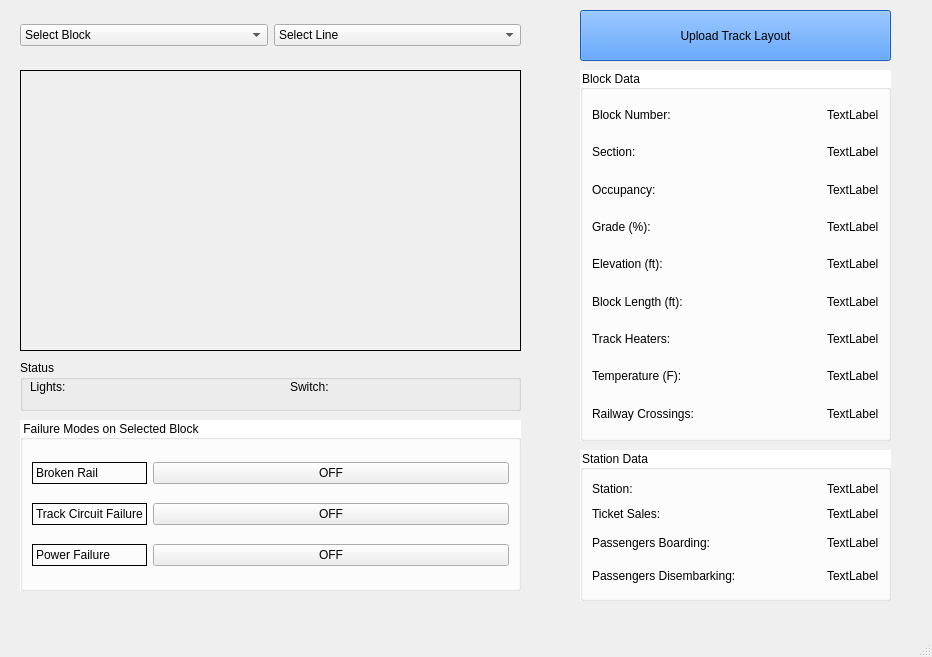
This is Track Model/Track_Model.ui in asmithie13/ECE-1140 as Qt 5 draws it before an edit. The edited form follows.
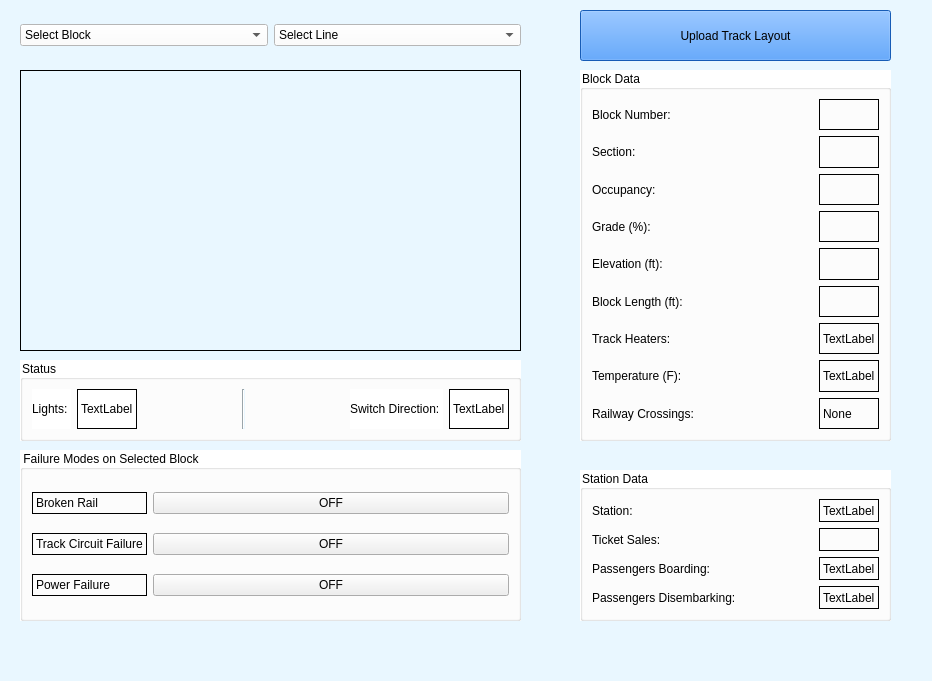
This is the edited form. Icons and pictures are not drawn.

Commit message: basically done, need to connect testbench to UI

```diff
--- a/Track Model/Track_Model.ui
+++ b/Track Model/Track_Model.ui
@@ -7,7 +7,7 @@
     <x>0</x>
     <y>0</y>
     <width>932</width>
-    <height>657</height>
+    <height>681</height>
    </rect>
   </property>
   <property name="sizePolicy">
@@ -19,6 +19,9 @@
   <property name="windowTitle">
    <string>MainWindow</string>
   </property>
+  <property name="styleSheet">
+   <string notr="true">background-color: rgb(233, 247, 255);</string>
+  </property>
   <widget class="QWidget" name="centralwidget">
    <widget class="QPushButton" name="pushButton">
     <property name="geometry">
@@ -44,29 +47,11 @@
       <normaloff>974868-200.png</normaloff>974868-200.png</iconset>
     </property>
    </widget>
-   <widget class="QLabel" name="label">
-    <property name="geometry">
-     <rect>
-      <x>430</x>
-      <y>50</y>
-      <width>211</width>
-      <height>16</height>
-     </rect>
-    </property>
-    <property name="font">
-     <font>
-      <family>Sitka</family>
-     </font>
-    </property>
-    <property name="text">
-     <string/>
-    </property>
-   </widget>
    <widget class="QGroupBox" name="groupBox">
     <property name="geometry">
      <rect>
       <x>20</x>
-      <y>420</y>
+      <y>450</y>
       <width>501</width>
       <height>171</height>
      </rect>
@@ -89,6 +74,9 @@
          <verstretch>0</verstretch>
         </sizepolicy>
        </property>
+       <property name="styleSheet">
+        <string notr="true">background-color: rgb(white);</string>
+       </property>
        <property name="frameShape">
         <enum>QFrame::Box</enum>
        </property>
@@ -99,6 +87,9 @@
      </item>
      <item row="0" column="0">
       <widget class="QLabel" name="label_2">
+       <property name="styleSheet">
+        <string notr="true">background-color: rgb(white);</string>
+       </property>
        <property name="frameShape">
         <enum>QFrame::Box</enum>
        </property>
@@ -109,6 +100,9 @@
      </item>
      <item row="2" column="0">
       <widget class="QLabel" name="label_4">
+       <property name="styleSheet">
+        <string notr="true">background-color: rgb(white);</string>
+       </property>
        <property name="frameShape">
         <enum>QFrame::Box</enum>
        </property>
@@ -119,6 +113,9 @@
      </item>
      <item row="2" column="1">
       <widget class="QPushButton" name="offButton_3">
+       <property name="styleSheet">
+        <string notr="true">background-color: rgb(white);</string>
+       </property>
        <property name="text">
         <string>OFF</string>
        </property>
@@ -126,6 +123,9 @@
      </item>
      <item row="1" column="1">
       <widget class="QPushButton" name="offButton_2">
+       <property name="styleSheet">
+        <string notr="true">background-color: rgb(white);</string>
+       </property>
        <property name="text">
         <string>OFF</string>
        </property>
@@ -133,6 +133,9 @@
      </item>
      <item row="0" column="1">
       <widget class="QPushButton" name="offButton_1">
+       <property name="styleSheet">
+        <string notr="true">background-color: rgb(white);</string>
+       </property>
        <property name="text">
         <string>OFF</string>
        </property>
@@ -183,6 +186,12 @@
     <layout class="QGridLayout" name="gridLayout_3">
      <item row="0" column="0">
       <widget class="QLabel" name="label_6">
+       <property name="styleSheet">
+        <string notr="true">background-color: rgb(white);</string>
+       </property>
+       <property name="frameShape">
+        <enum>QFrame::NoFrame</enum>
+       </property>
        <property name="text">
         <string>Block Number:</string>
        </property>
@@ -203,13 +212,25 @@
      </item>
      <item row="0" column="2">
       <widget class="QLabel" name="block_num_in">
+       <property name="styleSheet">
+        <string notr="true">background-color: rgb(white);</string>
+       </property>
+       <property name="frameShape">
+        <enum>QFrame::Box</enum>
+       </property>
        <property name="text">
-        <string>TextLabel</string>
+        <string/>
        </property>
       </widget>
      </item>
      <item row="1" column="0">
       <widget class="QLabel" name="label_18">
+       <property name="styleSheet">
+        <string notr="true">background-color: rgb(white);</string>
+       </property>
+       <property name="frameShape">
+        <enum>QFrame::NoFrame</enum>
+       </property>
        <property name="text">
         <string>Section: </string>
        </property>
@@ -230,13 +251,25 @@
      </item>
      <item row="1" column="2">
       <widget class="QLabel" name="section_in">
+       <property name="styleSheet">
+        <string notr="true">background-color: rgb(white);</string>
+       </property>
+       <property name="frameShape">
+        <enum>QFrame::Box</enum>
+       </property>
        <property name="text">
-        <string>TextLabel</string>
+        <string/>
        </property>
       </widget>
      </item>
      <item row="2" column="0">
       <widget class="QLabel" name="label_7">
+       <property name="styleSheet">
+        <string notr="true">background-color: rgb(white);</string>
+       </property>
+       <property name="frameShape">
+        <enum>QFrame::NoFrame</enum>
+       </property>
        <property name="text">
         <string>Occupancy:</string>
        </property>
@@ -257,13 +290,25 @@
      </item>
      <item row="2" column="2">
       <widget class="QLabel" name="label_11">
+       <property name="styleSheet">
+        <string notr="true">background-color: rgb(white);</string>
+       </property>
+       <property name="frameShape">
+        <enum>QFrame::Box</enum>
+       </property>
        <property name="text">
-        <string>TextLabel</string>
+        <string/>
        </property>
       </widget>
      </item>
      <item row="3" column="0">
       <widget class="QLabel" name="label_8">
+       <property name="styleSheet">
+        <string notr="true">background-color: rgb(white);</string>
+       </property>
+       <property name="frameShape">
+        <enum>QFrame::NoFrame</enum>
+       </property>
        <property name="text">
         <string>Grade (%):</string>
        </property>
@@ -284,13 +329,25 @@
      </item>
      <item row="3" column="2">
       <widget class="QLabel" name="grade_in">
+       <property name="styleSheet">
+        <string notr="true">background-color: rgb(white);</string>
+       </property>
+       <property name="frameShape">
+        <enum>QFrame::Box</enum>
+       </property>
        <property name="text">
-        <string>TextLabel</string>
+        <string/>
        </property>
       </widget>
      </item>
      <item row="4" column="0">
       <widget class="QLabel" name="label_9">
+       <property name="styleSheet">
+        <string notr="true">background-color: rgb(white);</string>
+       </property>
+       <property name="frameShape">
+        <enum>QFrame::NoFrame</enum>
+       </property>
        <property name="text">
         <string>Elevation (ft):</string>
        </property>
@@ -311,13 +368,25 @@
      </item>
      <item row="4" column="2">
       <widget class="QLabel" name="elevation_in">
+       <property name="styleSheet">
+        <string notr="true">background-color: rgb(white);</string>
+       </property>
+       <property name="frameShape">
+        <enum>QFrame::Box</enum>
+       </property>
        <property name="text">
-        <string>TextLabel</string>
+        <string/>
        </property>
       </widget>
      </item>
      <item row="5" column="0">
       <widget class="QLabel" name="label_10">
+       <property name="styleSheet">
+        <string notr="true">background-color: rgb(white);</string>
+       </property>
+       <property name="frameShape">
+        <enum>QFrame::NoFrame</enum>
+       </property>
        <property name="text">
         <string>Block Length (ft):</string>
        </property>
@@ -338,13 +407,25 @@
      </item>
      <item row="5" column="2">
       <widget class="QLabel" name="length_in">
+       <property name="styleSheet">
+        <string notr="true">background-color: rgb(white);</string>
+       </property>
+       <property name="frameShape">
+        <enum>QFrame::Box</enum>
+       </property>
        <property name="text">
-        <string>TextLabel</string>
+        <string/>
        </property>
       </widget>
      </item>
      <item row="6" column="0">
       <widget class="QLabel" name="label_12">
+       <property name="styleSheet">
+        <string notr="true">background-color: rgb(white);</string>
+       </property>
+       <property name="frameShape">
+        <enum>QFrame::NoFrame</enum>
+       </property>
        <property name="text">
         <string>Track Heaters:</string>
        </property>
@@ -364,7 +445,13 @@
       </spacer>
      </item>
      <item row="6" column="2">
-      <widget class="QLabel" name="label_22">
+      <widget class="QLabel" name="heaters_out">
+       <property name="styleSheet">
+        <string notr="true">background-color: rgb(white);</string>
+       </property>
+       <property name="frameShape">
+        <enum>QFrame::Box</enum>
+       </property>
        <property name="text">
         <string>TextLabel</string>
        </property>
@@ -372,6 +459,12 @@
      </item>
      <item row="7" column="0">
       <widget class="QLabel" name="label_13">
+       <property name="styleSheet">
+        <string notr="true">background-color: rgb(white);</string>
+       </property>
+       <property name="frameShape">
+        <enum>QFrame::NoFrame</enum>
+       </property>
        <property name="text">
         <string>Temperature (F):</string>
        </property>
@@ -391,7 +484,13 @@
       </spacer>
      </item>
      <item row="7" column="2">
-      <widget class="QLabel" name="label_23">
+      <widget class="QLabel" name="temp_out">
+       <property name="styleSheet">
+        <string notr="true">background-color: rgb(white);</string>
+       </property>
+       <property name="frameShape">
+        <enum>QFrame::Box</enum>
+       </property>
        <property name="text">
         <string>TextLabel</string>
        </property>
@@ -399,6 +498,12 @@
      </item>
      <item row="8" column="0">
       <widget class="QLabel" name="label_33">
+       <property name="styleSheet">
+        <string notr="true">background-color: rgb(white);</string>
+       </property>
+       <property name="frameShape">
+        <enum>QFrame::NoFrame</enum>
+       </property>
        <property name="text">
         <string>Railway Crossings:</string>
        </property>
@@ -418,9 +523,15 @@
       </spacer>
      </item>
      <item row="8" column="2">
-      <widget class="QLabel" name="label_24">
+      <widget class="QLabel" name="cross_out">
+       <property name="styleSheet">
+        <string notr="true">background-color: rgb(white);</string>
+       </property>
+       <property name="frameShape">
+        <enum>QFrame::Box</enum>
+       </property>
        <property name="text">
-        <string>TextLabel</string>
+        <string>None</string>
        </property>
       </widget>
      </item>
@@ -430,7 +541,7 @@
     <property name="geometry">
      <rect>
       <x>580</x>
-      <y>450</y>
+      <y>470</y>
       <width>311</width>
       <height>151</height>
      </rect>
@@ -447,6 +558,12 @@
     <layout class="QGridLayout" name="gridLayout_4">
      <item row="0" column="0">
       <widget class="QLabel" name="label_30">
+       <property name="styleSheet">
+        <string notr="true">background-color: rgb(white);</string>
+       </property>
+       <property name="frameShape">
+        <enum>QFrame::NoFrame</enum>
+       </property>
        <property name="text">
         <string>Station:</string>
        </property>
@@ -467,6 +584,12 @@
      </item>
      <item row="0" column="4">
       <widget class="QLabel" name="station_in">
+       <property name="styleSheet">
+        <string notr="true">background-color: rgb(white);</string>
+       </property>
+       <property name="frameShape">
+        <enum>QFrame::Box</enum>
+       </property>
        <property name="text">
         <string>TextLabel</string>
        </property>
@@ -474,6 +597,12 @@
      </item>
      <item row="1" column="0">
       <widget class="QLabel" name="label_25">
+       <property name="styleSheet">
+        <string notr="true">background-color: rgb(white);</string>
+       </property>
+       <property name="frameShape">
+        <enum>QFrame::NoFrame</enum>
+       </property>
        <property name="text">
         <string>Ticket Sales:</string>
        </property>
@@ -493,27 +622,32 @@
       </spacer>
      </item>
      <item row="1" column="4">
-      <widget class="QLabel" name="label_27">
+      <widget class="QLabel" name="ticket_out">
+       <property name="styleSheet">
+        <string notr="true">background-color: rgb(white);</string>
+       </property>
+       <property name="frameShape">
+        <enum>QFrame::Box</enum>
+       </property>
        <property name="text">
-        <string>TextLabel</string>
+        <string/>
        </property>
       </widget>
      </item>
-     <item row="2" column="0" rowspan="2" colspan="3">
+     <item row="2" column="0" colspan="2">
       <widget class="QLabel" name="label_31">
+       <property name="styleSheet">
+        <string notr="true">background-color: rgb(white);</string>
+       </property>
+       <property name="frameShape">
+        <enum>QFrame::NoFrame</enum>
+       </property>
        <property name="text">
         <string>Passengers Boarding:</string>
        </property>
       </widget>
      </item>
-     <item row="2" column="4" rowspan="2">
-      <widget class="QLabel" name="label_28">
-       <property name="text">
-        <string>TextLabel</string>
-       </property>
-      </widget>
-     </item>
-     <item row="3" column="2" colspan="2">
+     <item row="2" column="2" colspan="2">
       <spacer name="horizontalSpacer_12">
        <property name="orientation">
         <enum>Qt::Horizontal</enum>
@@ -526,21 +660,33 @@
        </property>
       </spacer>
      </item>
-     <item row="4" column="0" rowspan="2" colspan="4">
+     <item row="2" column="4">
+      <widget class="QLabel" name="boarding_out">
+       <property name="styleSheet">
+        <string notr="true">background-color: rgb(white);</string>
+       </property>
+       <property name="frameShape">
+        <enum>QFrame::Box</enum>
+       </property>
+       <property name="text">
+        <string>TextLabel</string>
+       </property>
+      </widget>
+     </item>
+     <item row="3" column="0" colspan="3">
       <widget class="QLabel" name="label_32">
+       <property name="styleSheet">
+        <string notr="true">background-color: rgb(white);</string>
+       </property>
+       <property name="frameShape">
+        <enum>QFrame::NoFrame</enum>
+       </property>
        <property name="text">
         <string>Passengers Disembarking:</string>
        </property>
       </widget>
      </item>
-     <item row="4" column="4" rowspan="2">
-      <widget class="QLabel" name="label_29">
-       <property name="text">
-        <string>TextLabel</string>
-       </property>
-      </widget>
-     </item>
-     <item row="5" column="3">
+     <item row="3" column="3">
       <spacer name="horizontalSpacer_13">
        <property name="orientation">
         <enum>Qt::Horizontal</enum>
@@ -553,6 +699,19 @@
        </property>
       </spacer>
      </item>
+     <item row="3" column="4">
+      <widget class="QLabel" name="disembarking_out">
+       <property name="styleSheet">
+        <string notr="true">background-color: rgb(white);</string>
+       </property>
+       <property name="frameShape">
+        <enum>QFrame::Box</enum>
+       </property>
+       <property name="text">
+        <string>TextLabel</string>
+       </property>
+      </widget>
+     </item>
     </layout>
    </widget>
    <widget class="QWidget" name="layoutWidget">
@@ -567,6 +726,10 @@
     <layout class="QGridLayout" name="gridLayout_2">
      <item row="0" column="0">
       <widget class="QComboBox" name="block_in_1">
+       <property name="styleSheet">
+        <string notr="true">background-color: white;
+</string>
+       </property>
        <item>
         <property name="text">
          <string>Select Block</string>
@@ -651,6 +814,9 @@
      </item>
      <item row="0" column="1">
       <widget class="QComboBox" name="comboBox_2">
+       <property name="styleSheet">
+        <string notr="true">background-color: white;</string>
+       </property>
        <item>
         <property name="text">
          <string>Select Line</string>
@@ -671,47 +837,111 @@
       <x>20</x>
       <y>360</y>
       <width>501</width>
-      <height>51</height>
+      <height>81</height>
      </rect>
     </property>
+    <property name="styleSheet">
+     <string notr="true">QGroupBox {
+    background-color: white;
+}
+</string>
+    </property>
     <property name="title">
      <string>Status</string>
     </property>
-    <widget class="QLabel" name="label_14">
-     <property name="geometry">
-      <rect>
-       <x>10</x>
-       <y>20</y>
-       <width>47</width>
-       <height>14</height>
-      </rect>
-     </property>
-     <property name="text">
-      <string>Lights: </string>
-     </property>
-    </widget>
-    <widget class="QLabel" name="label_15">
-     <property name="geometry">
-      <rect>
-       <x>270</x>
-       <y>20</y>
-       <width>47</width>
-       <height>14</height>
-      </rect>
-     </property>
-     <property name="text">
-      <string>Switch: </string>
-     </property>
-    </widget>
+    <layout class="QGridLayout" name="gridLayout_5">
+     <item row="0" column="0">
+      <widget class="QLabel" name="label_14">
+       <property name="styleSheet">
+        <string notr="true">background-color: white;
+
+</string>
+       </property>
+       <property name="text">
+        <string>Lights: </string>
+       </property>
+      </widget>
+     </item>
+     <item row="0" column="1">
+      <widget class="QLabel" name="label_16">
+       <property name="styleSheet">
+        <string notr="true">background: white</string>
+       </property>
+       <property name="frameShape">
+        <enum>QFrame::Box</enum>
+       </property>
+       <property name="text">
+        <string>TextLabel</string>
+       </property>
+      </widget>
+     </item>
+     <item row="0" column="2">
+      <spacer name="horizontalSpacer_14">
+       <property name="orientation">
+        <enum>Qt::Horizontal</enum>
+       </property>
+       <property name="sizeHint" stdset="0">
+        <size>
+         <width>103</width>
+         <height>20</height>
+        </size>
+       </property>
+      </spacer>
+     </item>
+     <item row="0" column="3">
+      <widget class="Line" name="line">
+       <property name="orientation">
+        <enum>Qt::Vertical</enum>
+       </property>
+      </widget>
+     </item>
+     <item row="0" column="4">
+      <spacer name="horizontalSpacer_15">
+       <property name="orientation">
+        <enum>Qt::Horizontal</enum>
+       </property>
+       <property name="sizeHint" stdset="0">
+        <size>
+         <width>102</width>
+         <height>20</height>
+        </size>
+       </property>
+      </spacer>
+     </item>
+     <item row="0" column="5">
+      <widget class="QLabel" name="label_15">
+       <property name="styleSheet">
+        <string notr="true">background-color: white;
+
+</string>
+       </property>
+       <property name="text">
+        <string>Switch Direction: </string>
+       </property>
+      </widget>
+     </item>
+     <item row="0" column="6">
+      <widget class="QLabel" name="label">
+       <property name="styleSheet">
+        <string notr="true">background: white</string>
+       </property>
+       <property name="frameShape">
+        <enum>QFrame::Box</enum>
+       </property>
+       <property name="text">
+        <string>TextLabel</string>
+       </property>
+      </widget>
+     </item>
+    </layout>
    </widget>
    <zorder>layoutWidget</zorder>
-   <zorder>pushButton</zorder>
-   <zorder>label</zorder>
    <zorder>groupBox</zorder>
    <zorder>groupBox_2</zorder>
    <zorder>groupBox_3</zorder>
    <zorder>label_5</zorder>
    <zorder>groupBox_4</zorder>
+   <zorder>pushButton</zorder>
   </widget>
   <widget class="QMenuBar" name="menubar">
    <property name="geometry">
```
The commit also changes 1 other file.
